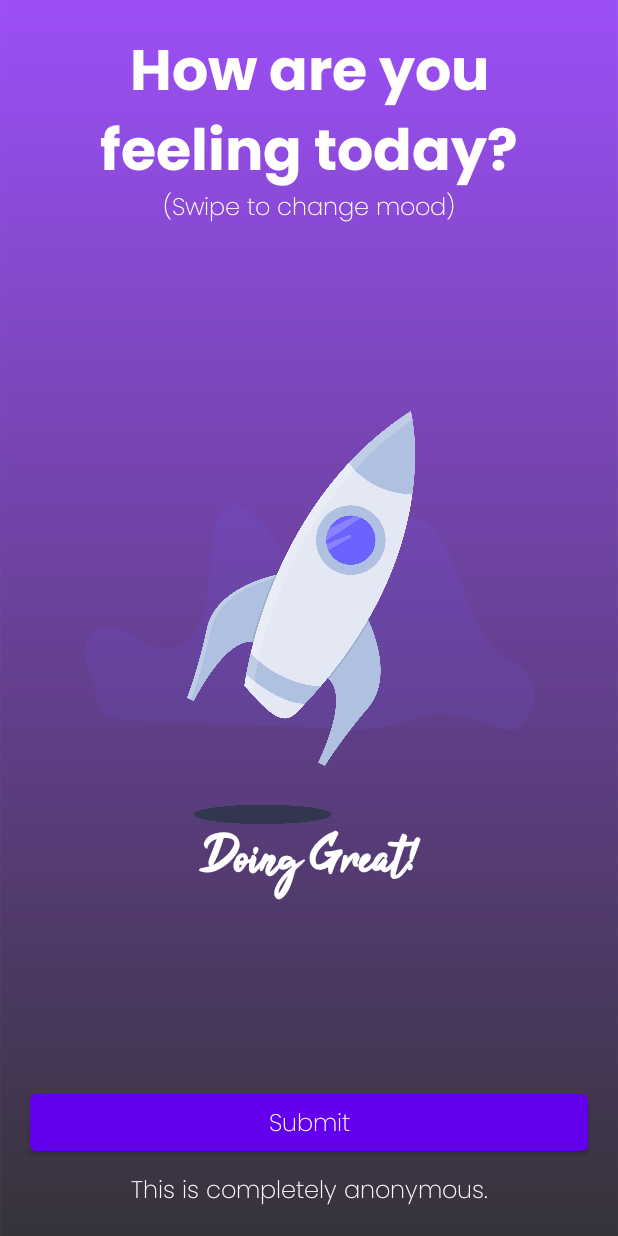
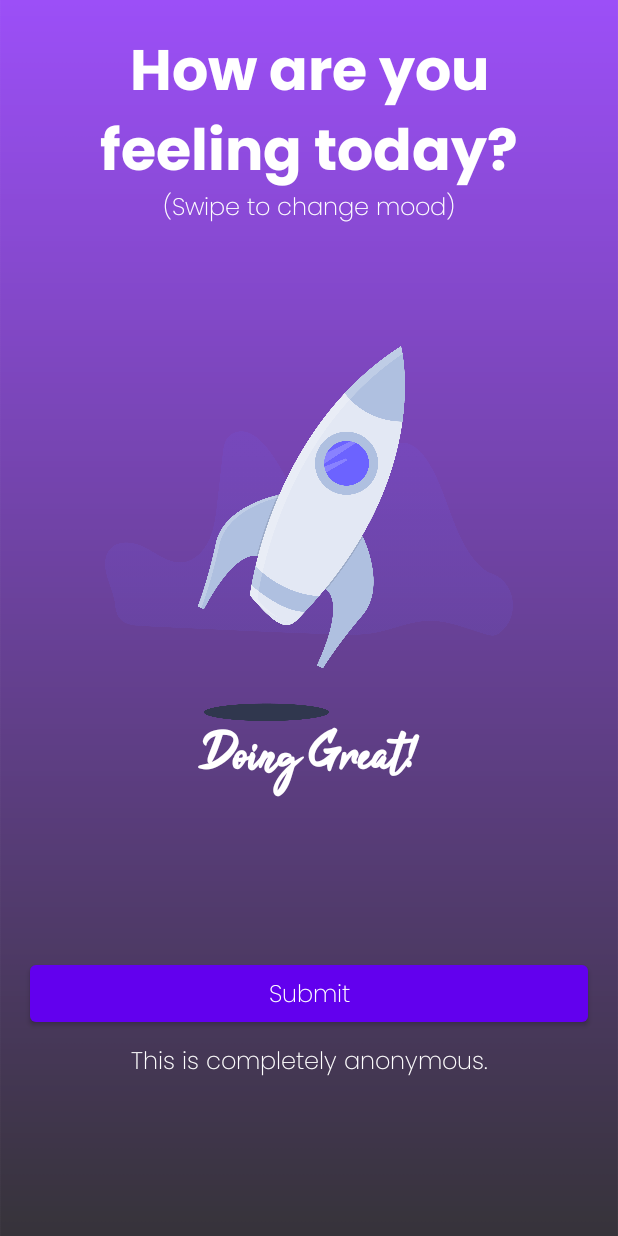
Before and after one commit to AND-Digital-Jemison/Jemison_KotlinMMP, an Android app built with Jetpack Compose: the screen it shows after launch (MainActivity), on a phone screen of 412 x 824 dp. Run offline under Robolectric (Android 15) with nearby library versions, the phone set to English and light mode, and no system bars; our stand-ins replace accompanist; libraries missing offline, so code that uses them is left out: com.microsoft.appcenter; 1 statement that could not run was skipped.

Commit message:
Amend MainActivity structure

```diff
--- a/KotlinMMP/androidApp/src/main/java/and/jemison/kotlinmmp/androidapp/MainActivity.kt
+++ b/KotlinMMP/androidApp/src/main/java/and/jemison/kotlinmmp/androidapp/MainActivity.kt
@@ -46,34 +46,19 @@ class MainActivity : AppCompatActivity() {
                 contentScale = ContentScale.Crop,
                 modifier = Modifier.fillMaxSize()
             )
-
             Column(
                 horizontalAlignment = Alignment.CenterHorizontally,
+                verticalArrangement = Arrangement.SpaceBetween,
                 modifier = Modifier
-                    .padding(20.dp)
-                    .fillMaxWidth()
+                    .fillMaxSize()
             ) {
-                MoodHeader()
-            }
-
-            Row(
-                verticalAlignment = Alignment.CenterVertically,
-                modifier = Modifier.fillMaxHeight()
-            ) {
-                Column(horizontalAlignment = Alignment.CenterHorizontally) {
-                    Spacer(modifier = Modifier.padding(top = 50.dp))
+                Box(modifier = Modifier.padding(20.dp).weight(1.0F)) {
+                    MoodHeader()
+                }
+                Box(modifier = Modifier.weight(2F)) {
                     MoodPager()
                 }
-            }
-
-            Row(
-                verticalAlignment = Alignment.Bottom,
-                modifier = Modifier.fillMaxHeight()
-            ) {
-                Column(
-                    horizontalAlignment = Alignment.CenterHorizontally,
-                    modifier = Modifier.padding(20.dp)
-                ) {
+                Box(modifier = Modifier.padding(20.dp).weight(1.0F)) {
                     MoodSubmit()
                 }
             }
--- a/KotlinMMP/androidApp/src/main/java/and/jemison/kotlinmmp/androidapp/components/mood/MoodHeader.kt
+++ b/KotlinMMP/androidApp/src/main/java/and/jemison/kotlinmmp/androidapp/components/mood/MoodHeader.kt
@@ -2,13 +2,18 @@ package and.jemison.kotlinmmp.androidapp.components.mood
 
 import and.jemison.kotlinmmp.androidapp.R
 import and.jemison.kotlinmmp.androidapp.moodTypography
+import androidx.compose.foundation.layout.Column
 import androidx.compose.material.Text
 import androidx.compose.runtime.Composable
+import androidx.compose.ui.Alignment
 import androidx.compose.ui.res.stringResource
 import androidx.compose.ui.text.style.TextAlign
 
 @Composable
 fun MoodHeader() {
+    Column (
+        horizontalAlignment = Alignment.CenterHorizontally
+    ) {
         Text(
             text = stringResource(R.string.howAreYou),
             style = moodTypography.h1,
@@ -19,3 +24,4 @@ fun MoodHeader() {
             style = moodTypography.body1,
         )
     }
+}
--- a/KotlinMMP/androidApp/src/main/java/and/jemison/kotlinmmp/androidapp/components/mood/MoodPager.kt
+++ b/KotlinMMP/androidApp/src/main/java/and/jemison/kotlinmmp/androidapp/components/mood/MoodPager.kt
@@ -2,6 +2,7 @@ package and.jemison.kotlinmmp.androidapp.components.mood
 
 import and.jemison.kotlinmmp.shared.MoodService
 import androidx.compose.foundation.layout.Column
+import androidx.compose.foundation.layout.fillMaxHeight
 import androidx.compose.foundation.layout.height
 import androidx.compose.runtime.Composable
 import androidx.compose.ui.Alignment
@@ -16,7 +17,7 @@ fun MoodPager() {
     val moodService = MoodService()
     HorizontalPager(
         count = moodService.getMoodCount(),
-        modifier = Modifier.height(375.dp)
+        modifier = Modifier.height(350.dp)
     ) { page ->
         Column(horizontalAlignment = Alignment.CenterHorizontally) {
             MoodSwipeOption(page)
--- a/KotlinMMP/androidApp/src/main/java/and/jemison/kotlinmmp/androidapp/components/mood/MoodSubmit.kt
+++ b/KotlinMMP/androidApp/src/main/java/and/jemison/kotlinmmp/androidapp/components/mood/MoodSubmit.kt
@@ -2,18 +2,23 @@ package and.jemison.kotlinmmp.androidapp.components.mood
 
 import and.jemison.kotlinmmp.androidapp.R
 import and.jemison.kotlinmmp.androidapp.moodTypography
+import androidx.compose.foundation.layout.Column
 import androidx.compose.foundation.layout.Spacer
 import androidx.compose.foundation.layout.fillMaxWidth
 import androidx.compose.foundation.layout.padding
 import androidx.compose.material.Button
 import androidx.compose.material.Text
 import androidx.compose.runtime.Composable
+import androidx.compose.ui.Alignment
 import androidx.compose.ui.Modifier
 import androidx.compose.ui.res.stringResource
 import androidx.compose.ui.unit.dp
 
 @Composable
 fun MoodSubmit() {
+    Column (
+        horizontalAlignment = Alignment.CenterHorizontally
+    ) {
         Button(onClick = {}, modifier = Modifier.fillMaxWidth()) {
             Text(
                 text = stringResource(R.string.submitButton),
@@ -26,3 +31,4 @@ fun MoodSubmit() {
             style = moodTypography.body1,
         )
     }
+}
--- a/KotlinMMP/androidApp/src/main/java/and/jemison/kotlinmmp/androidapp/components/mood/MoodSwipeOption.kt
+++ b/KotlinMMP/androidApp/src/main/java/and/jemison/kotlinmmp/androidapp/components/mood/MoodSwipeOption.kt
@@ -19,7 +19,7 @@ fun MoodSwipeOption(moodId: Int) {
         painter = painterResource(DrawableService().convertImageToDrawable(mood.image)!!),
         contentDescription = mood.contentDescription,
         modifier = Modifier
-            .height(275.dp)
+            .height(250.dp)
             .testTag("mood$moodId-image")
     )
     Text(
```
Lines whose indentation alone changed are shown as unchanged.
